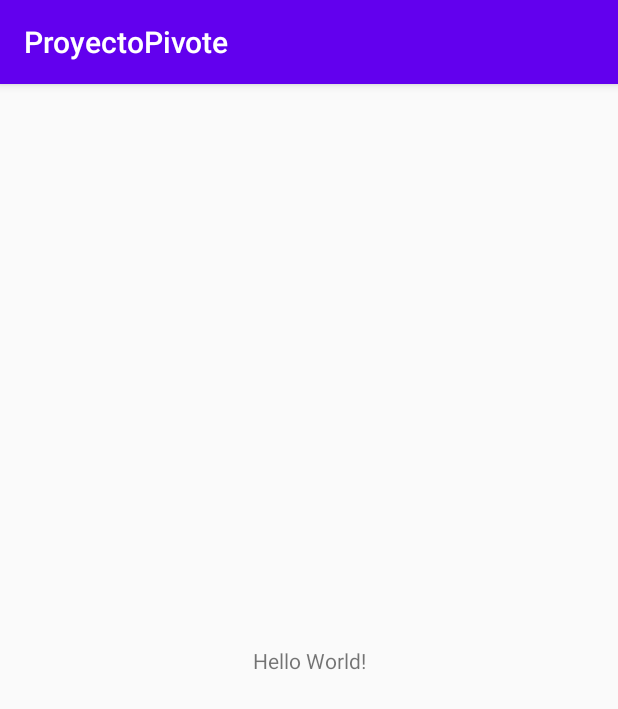
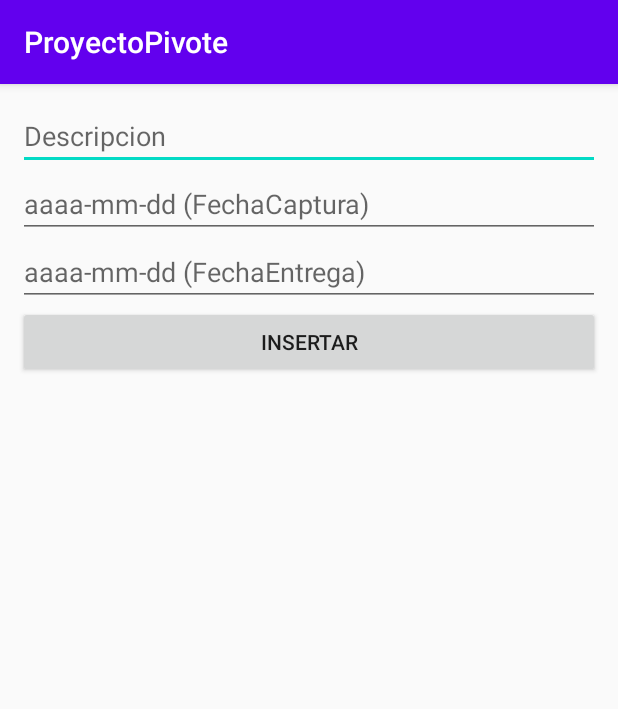
Before and after one commit to davrira/LADM_U3_Practica1_DRivera, an Android app: the screen it shows after launch (MainActivity), on a phone screen of 412 x 824 dp. Shown: the top 709 px of the screen. Run offline under Robolectric (Android 15) with nearby library versions, the phone set to English and light mode, and no system bars.

Commit message:
insertar y mostrar todos

```diff
--- /dev/null
+++ b/app/src/main/java/mx/tecnm/proyectopivote/Actividades.kt
@@ -0,0 +1,103 @@
+package mx.tecnm.proyectopivote
+
+import android.content.ContentValues
+import android.content.Context
+import android.database.sqlite.SQLiteException
+
+class Actividades (descripcionP:String, fechaCapturaP:String, fechaEntregaP:String) {
+
+    var descripcion = descripcionP
+    var fechaCaptura = fechaCapturaP
+    var fechaEntrega = fechaEntregaP
+    var id = 0
+    var error = -1
+
+    val nombreBaseDatos = "Evidencias"
+    var puntero : Context ?= null
+
+    fun asignarPuntero(p:Context){
+        puntero = p
+    }//asignarPuntero
+
+    /*
+    Errores
+    ------
+    1->error al crear base o tabla
+    2->Error al insertar
+    3->Error al cargar todos
+     */
+
+    fun insertar(): Boolean{
+
+        error = -1
+
+        try {
+
+            var base = BaseDatos(puntero, nombreBaseDatos, null, 1)
+            var transaccion = base.writableDatabase
+            var datos = ContentValues()
+
+            datos.put("Descripcion", descripcion)
+            datos.put("FechaCaptura", fechaCaptura)
+            datos.put("FechaEntrega", fechaEntrega)
+
+            var respuesta = transaccion.insert("Actividad","idActividad",datos)
+
+            if (respuesta == -1L){
+
+                error = 2
+                return false
+
+            }//if
+
+            transaccion.close()
+
+        }catch (e:SQLiteException){
+
+            error = 1
+            return false
+
+        }//try-catch
+
+        return true
+
+    }//insertar
+
+    fun mostrarTodos() : ArrayList<Actividades> {
+
+        var datos = ArrayList<Actividades>()
+        error = -1
+
+        try {
+
+            var base = BaseDatos(puntero, nombreBaseDatos, null, 1)
+            var transacion = base.readableDatabase
+            var columnas = arrayOf("*")
+
+            var respuesta = transacion.query("Actividad", columnas, null, null, null, null, null)
+
+            if (respuesta.moveToFirst()){
+
+                do {
+
+                    var actividadesTmp = Actividades(respuesta.getString(1), respuesta.getString(2), respuesta.getString(3))
+                    actividadesTmp.id = respuesta.getInt(0)
+                    datos.add(actividadesTmp)
+
+                }while (respuesta.moveToNext())
+
+            }else{
+                error = 3
+            }
+
+            transacion.close()
+
+        }catch (e:SQLiteException){
+            error = 1
+        }//try-catch
+
+        return datos
+
+    }//mostrarTodos
+
+}//class
--- /dev/null
+++ b/app/src/main/java/mx/tecnm/proyectopivote/BaseDatos.kt
@@ -0,0 +1,31 @@
+package mx.tecnm.proyectopivote
+
+import android.content.Context
+import android.database.sqlite.SQLiteDatabase
+import android.database.sqlite.SQLiteOpenHelper
+
+class BaseDatos(
+    context: Context?,
+    name: String?,
+    factory: SQLiteDatabase.CursorFactory?,
+    version: Int
+) : SQLiteOpenHelper(context, name, factory, version) {
+
+    override fun onCreate(db: SQLiteDatabase) {
+
+        db.execSQL(
+            "CREATE TABLE Actividad(" +
+                    "idActividad INTEGER PRIMARY KEY AUTOINCREMENT," +
+                    "Descripcion VARCHAR (2000)," +
+                    "FechaCaptura DATE," +
+                    "FechaEntrega DATE"+
+                    ");"
+        )//dbExec--tabla->actividades
+
+    }//onCreate
+
+    override fun onUpgrade(db: SQLiteDatabase?, oldVersion: Int, newVersion: Int) {
+
+    }//onUpgrade
+
+}//class
--- a/app/src/main/java/mx/tecnm/proyectopivote/MainActivity.kt
+++ b/app/src/main/java/mx/tecnm/proyectopivote/MainActivity.kt
@@ -2,10 +2,119 @@ package mx.tecnm.proyectopivote
 
 import androidx.appcompat.app.AppCompatActivity
 import android.os.Bundle
+import android.widget.ArrayAdapter
+import android.widget.Toast
+import androidx.appcompat.app.AlertDialog
+import kotlinx.android.synthetic.main.activity_main.*
 
 class MainActivity : AppCompatActivity() {
+
+    var idSeleccionado = -1
+    var listaID = ArrayList<String>()
+
     override fun onCreate(savedInstanceState: Bundle?) {
+
         super.onCreate(savedInstanceState)
         setContentView(R.layout.activity_main)
-    }
-}
+
+        cargarLista()
+
+        btnInsertar.setOnClickListener {
+            insertar()
+        }//insertar
+
+    }//onCreate
+
+
+    fun insertar(){
+
+        var descripcionTmp = EdTeDescripcion.text.toString()
+        var fechaEntregaTmp = EdTeFechaEntrega.text.toString()
+        var fechaCapturaTmp = EdTeFechaCaptura.text.toString()
+
+        var actividadTmp = Actividades(descripcionTmp, fechaCapturaTmp, fechaEntregaTmp)
+
+        actividadTmp.asignarPuntero(this)
+
+        var resultado = actividadTmp.insertar()
+
+        if (resultado){
+
+            mensaje("Insercion exitosa")
+            limpiarCampos()
+
+        }else{
+            when(actividadTmp.error){
+                1->{dialogo("Atencion", "Error con la tabla (No se creo o no se conecto)")}
+                2->{dialogo("Atencion", "Error al insertar")}
+            }
+        }
+
+        cargarLista()
+
+    }//insertar
+
+    fun cargarLista(){
+
+        try {
+
+            var conexion = Actividades("","","")
+            conexion.asignarPuntero(this)
+
+            var data = conexion.mostrarTodos()
+            if (data.size == 0){
+                if (conexion.error==3){
+                    dialogo("Atencion","Sin datos en la tabla")
+                }
+                return
+            }//
+
+            var total = data.size-1
+            var vector = Array<String>(data.size, {""})
+            listaID.clear()
+
+            (0..total).forEach{
+
+                var actividadesTmp = data[it]
+                var item = "Descripcion: ${actividadesTmp.descripcion}\n" +
+                        "Fecha entrega: ${actividadesTmp.fechaEntrega}\n" +
+                        "Fecha captura: ${actividadesTmp.fechaCaptura}"
+
+                listaID.add(actividadesTmp.id.toString())
+                vector[it]= item
+
+            }//forEach
+
+            LiViActividades.adapter = ArrayAdapter<String>(this, android.R.layout.simple_list_item_1, vector)
+
+        }catch (e:Exception){
+            dialogo("Atencion-Error", e.message.toString())
+        }
+
+    }//cargarLista
+
+    fun dialogo(tituloP:String, mensajeP:String){
+
+        AlertDialog.Builder(this)
+            .setTitle(tituloP)
+            .setMessage(mensajeP)
+            .setPositiveButton("Ok"){d, i->}
+            .show()
+
+    }//dialogo
+
+    fun mensaje(mensaje:String){
+
+        Toast.makeText(this, mensaje, Toast.LENGTH_LONG).show()
+
+    }//mensaje
+
+    fun limpiarCampos(){
+
+        EdTeDescripcion.setText("")
+        EdTeFechaEntrega.setText("")
+        EdTeFechaCaptura.setText("")
+
+    }//limpiarCampos
+
+}//class
--- a/app/src/main/res/layout/activity_main.xml
+++ b/app/src/main/res/layout/activity_main.xml
@@ -1,18 +1,48 @@
 <?xml version="1.0" encoding="utf-8"?>
-<androidx.constraintlayout.widget.ConstraintLayout xmlns:android="http://schemas.android.com/apk/res/android"
+<LinearLayout xmlns:android="http://schemas.android.com/apk/res/android"
     xmlns:app="http://schemas.android.com/apk/res-auto"
     xmlns:tools="http://schemas.android.com/tools"
     android:layout_width="match_parent"
     android:layout_height="match_parent"
-    tools:context=".MainActivity">
+    tools:context=".MainActivity"
+    android:orientation="vertical"
+    android:padding="12dp"
+    >
 
-    <TextView
-        android:layout_width="wrap_content"
+    <EditText
+        android:id="@+id/EdTeDescripcion"
+        android:layout_width="match_parent"
         android:layout_height="wrap_content"
-        android:text="Hello World!"
-        app:layout_constraintBottom_toBottomOf="parent"
-        app:layout_constraintLeft_toLeftOf="parent"
-        app:layout_constraintRight_toRightOf="parent"
-        app:layout_constraintTop_toTopOf="parent" />
+        android:hint="Descripcion"
+        />
 
-</androidx.constraintlayout.widget.ConstraintLayout>
+    <EditText
+        android:id="@+id/EdTeFechaCaptura"
+        android:layout_width="match_parent"
+        android:layout_height="wrap_content"
+        android:hint="aaaa-mm-dd (FechaCaptura)"
+        android:inputType="date"
+        />
+
+    <EditText
+        android:id="@+id/EdTeFechaEntrega"
+        android:layout_width="match_parent"
+        android:layout_height="wrap_content"
+        android:hint="aaaa-mm-dd (FechaEntrega)"
+        android:inputType="date"
+        />
+
+    <Button
+        android:id="@+id/btnInsertar"
+        android:layout_width="match_parent"
+        android:layout_height="wrap_content"
+        android:text="Insertar"
+        />
+
+    <ListView
+        android:id="@+id/LiViActividades"
+        android:layout_width="match_parent"
+        android:layout_height="match_parent"
+        />
+
+</LinearLayout>
```
Also changed, not shown: 522 other files.
